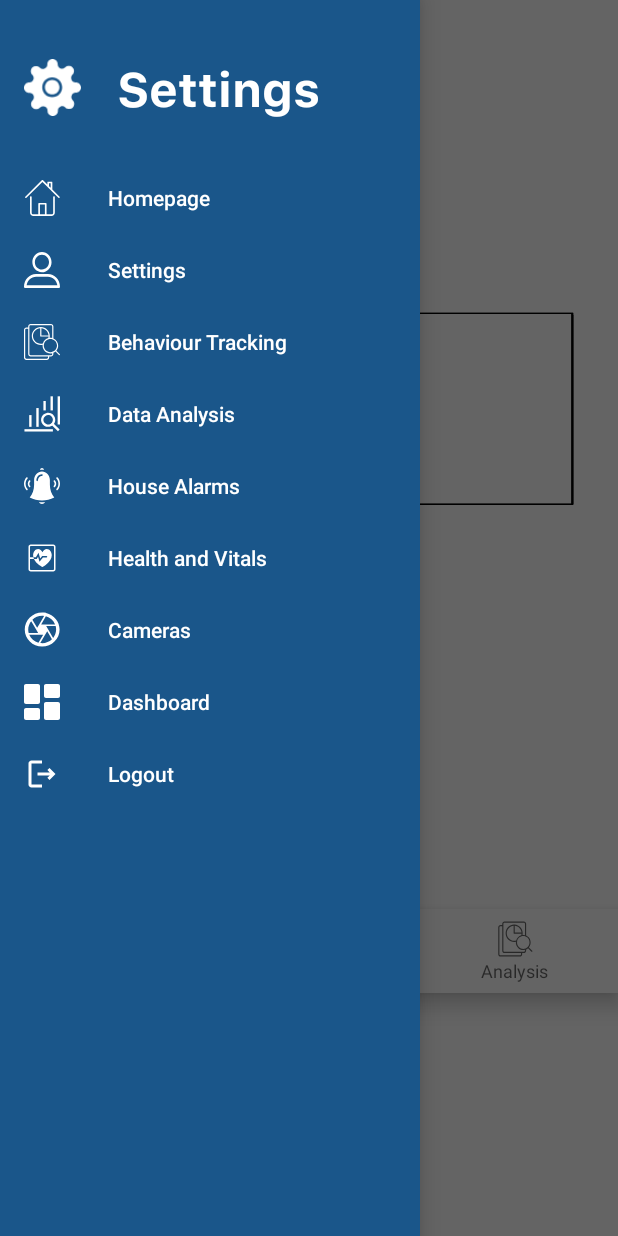
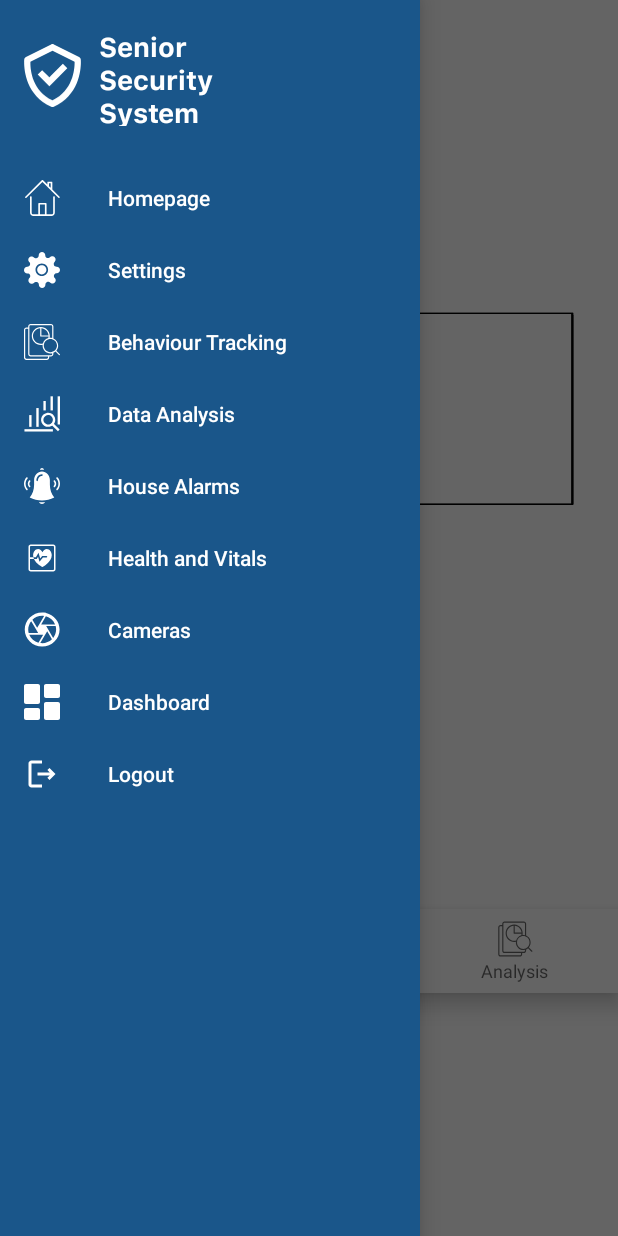
Before and after one commit to olaalnajjar/GradProject, an Android app: the screen it shows after launch (MainActivity), with the side drawer open, on a phone screen of 412 x 824 dp. Run offline under Robolectric (Android 15) with nearby library versions, the phone set to English and light mode, and no system bars.

Commit message:
Settings
Edited settings drawer

```diff
--- a/app/src/main/java/com/example/gradproject/CameraFragment.java
+++ b/app/src/main/java/com/example/gradproject/CameraFragment.java
@@ -81,11 +81,6 @@ public class CameraFragment extends Fragment {
         videoView.requestFocus();
         videoView.start();
 
-
-
-
-
-
         return rootView;
     }
 }
--- /dev/null
+++ b/app/src/main/res/drawable/__icon__check_shield_.xml
@@ -0,0 +1,12 @@
+<vector xmlns:android="http://schemas.android.com/apk/res/android"
+    android:width="322dp"
+    android:height="356dp"
+    android:viewportWidth="322"
+    android:viewportHeight="356">
+  <path
+      android:pathData="M320.76,87.5C320.16,81.43 316.48,76.1 311.03,73.39L169,2.37C164.01,-0.13 158.12,-0.13 153.11,2.37L11.09,73.39C5.65,76.12 1.98,81.45 1.37,87.5C1.18,89.4 -15.69,278.65 153.86,354.05C156.15,355.08 158.6,355.58 161.07,355.58C163.54,355.58 165.99,355.08 168.28,354.05C337.82,278.65 320.96,89.42 320.76,87.5V87.5ZM161.07,318.25C40.89,260.16 35.21,136.18 36.19,100.55L161.07,38.11L285.86,100.52C286.52,135.83 280.04,260.62 161.07,318.25V318.25Z"
+      android:fillColor="#FFFFFFFF"/>
+  <path
+      android:pathData="M143.32,188.45L102.61,147.74L77.5,172.84L143.32,238.66L244.63,137.34L219.53,112.23L143.32,188.45Z"
+      android:fillColor="#FFFFFFFF"/>
+</vector>
--- a/app/src/main/res/layout/nav_header.xml
+++ b/app/src/main/res/layout/nav_header.xml
@@ -15,25 +15,25 @@
         android:layout_width="38dp"
 
         android:layout_height="43dp"
-        android:layout_marginBottom="4dp"
-        android:src="@drawable/cog"
+        android:layout_marginBottom="12dp"
+        android:src="@drawable/__icon__check_shield_"
         app:layout_constraintBottom_toBottomOf="parent"
         app:layout_constraintStart_toStartOf="parent" />
 
     <TextView
         android:id="@+id/textView"
-        android:layout_width="169dp"
-        android:layout_height="44dp"
-        android:layout_marginStart="24dp"
+        android:layout_width="101dp"
+        android:layout_height="81dp"
+        android:layout_marginStart="12dp"
 
-        android:layout_marginBottom="4dp"
+        android:layout_marginTop="2dp"
         android:fontFamily="@font/sanfrans_bold"
-        android:text="@string/SettingsDrawer"
+        android:text="@string/app_name"
         android:textAppearance="@style/TextAppearance.AppCompat.Body1"
         android:textColor="@color/white"
-        android:textSize="32dp"
-        app:layout_constraintBottom_toBottomOf="parent"
-        app:layout_constraintStart_toEndOf="@+id/imageView3" />
+        android:textSize="18dp"
+        app:layout_constraintStart_toEndOf="@+id/imageView3"
+        app:layout_constraintTop_toTopOf="parent" />
 
 
 </androidx.constraintlayout.widget.ConstraintLayout>
--- a/app/src/main/res/menu/drawer_menu.xml
+++ b/app/src/main/res/menu/drawer_menu.xml
@@ -12,7 +12,7 @@
 
             <item
                 android:id="@+id/UserSettings"
-                android:icon="@drawable/user"
+                android:icon="@drawable/cog"
                 android:title="@string/SettingsMenuDrawer"/>
             <item
                 android:id="@+id/BehaviourTrackingItem"
```
Also changed, not shown: 1 other file.
